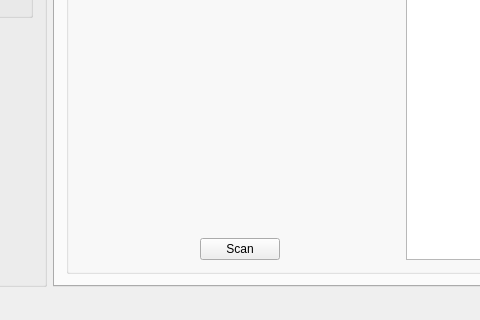
Before: the Qt Designer form client.ui in pavolmarak/fingerprint-client-gui-qt, drawn with Qt 5; both pictures show x 265 to 745 and y 373 to 693 of the 1009 by 693 pixel window.
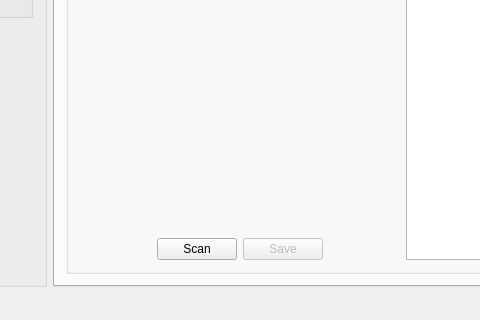
After: the same form once the commit is applied.

Commit message: Client can scan fingerprint image and save it.

The edit to the form file:
```diff
--- a/client.ui
+++ b/client.ui
@@ -332,6 +332,16 @@
                  </property>
                 </widget>
                </item>
+               <item>
+                <widget class="QPushButton" name="save_image_button">
+                 <property name="enabled">
+                  <bool>false</bool>
+                 </property>
+                 <property name="text">
+                  <string>Save</string>
+                 </property>
+                </widget>
+               </item>
                <item>
                 <spacer name="horizontalSpacer_5">
                  <property name="orientation">
```
Left out of the diff: 2 changed lines with no effect on the pictures. The commit also changes 3 other files.
